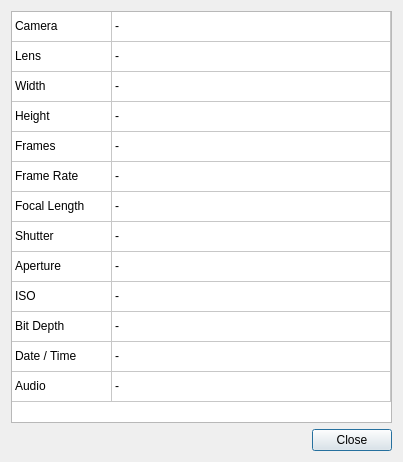
This is platform/qt/InfoDialog.ui in ilia3101/MLV-App as Qt 5 draws it before an edit. The edited form follows.
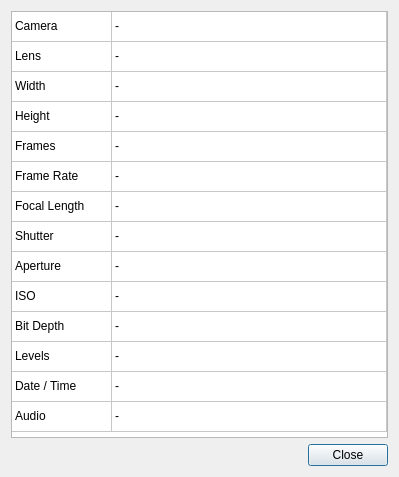
This is the edited form.

Commit message: QTApp: show black/white levels in info dialog, made related cleanup

The edit to the form file:
```diff
--- a/platform/qt/InfoDialog.ui
+++ b/platform/qt/InfoDialog.ui
@@ -6,8 +6,8 @@
    <rect>
     <x>0</x>
     <y>0</y>
-    <width>403</width>
-    <height>462</height>
+    <width>399</width>
+    <height>477</height>
    </rect>
   </property>
   <property name="windowTitle">
@@ -128,6 +128,11 @@
        <string>13</string>
       </property>
      </row>
+     <row>
+      <property name="text">
+       <string>14</string>
+      </property>
+     </row>
      <column>
       <property name="text">
        <string>Category</string>
@@ -250,7 +255,7 @@
      </item>
      <item row="11" column="0">
       <property name="text">
-       <string>Date / Time</string>
+       <string>Levels</string>
       </property>
      </item>
      <item row="11" column="1">
@@ -260,7 +265,7 @@
      </item>
      <item row="12" column="0">
       <property name="text">
-       <string>Audio</string>
+       <string>Date / Time</string>
       </property>
      </item>
      <item row="12" column="1">
@@ -268,6 +273,16 @@
        <string>-</string>
       </property>
      </item>
+     <item row="13" column="0">
+      <property name="text">
+       <string>Audio</string>
+      </property>
+     </item>
+     <item row="13" column="1">
+      <property name="text">
+       <string>-</string>
+      </property>
+     </item>
     </widget>
    </item>
   </layout>
```
The commit also changes 5 other files.
